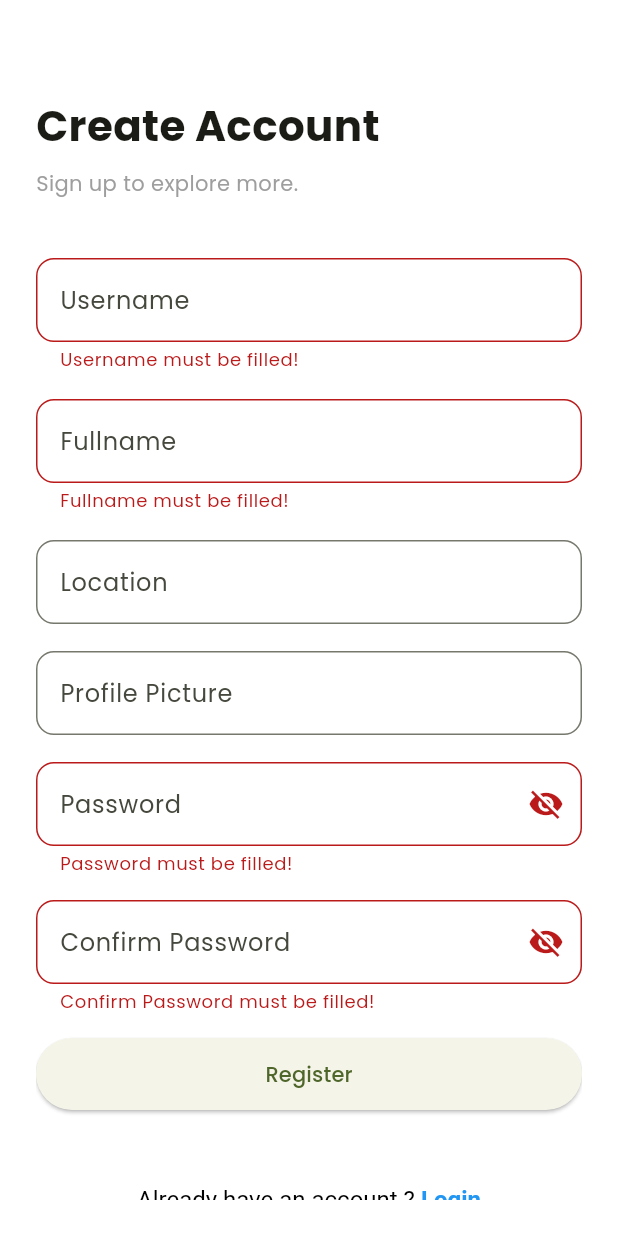
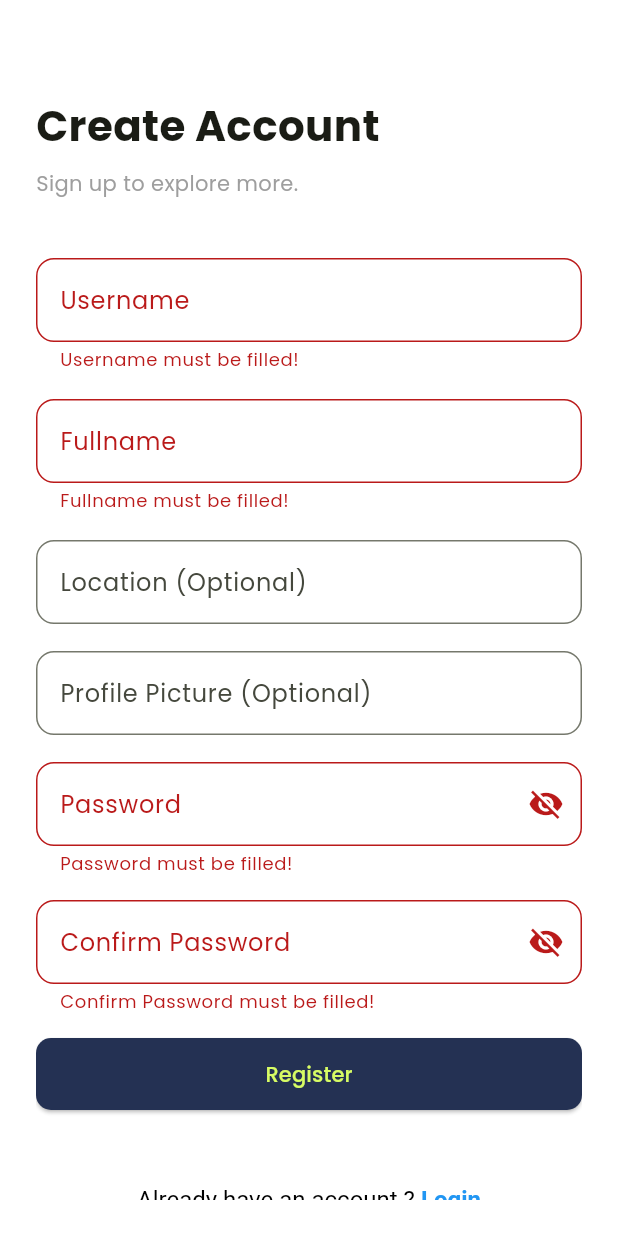
Before and after one commit to pbp-kelompok-A06/netly-mobile, a Flutter app: the RegisterPage screen opened by its route, after a tap on "Register", on a phone screen of 412 x 824 dp. Run offline on Flutter 3.47's test engine with Material 3 defaults, Android fonts, the phone set to English and light mode, and no system bars; our stand-ins replace cached_network_image; missing offline and left inert: pbp_django_auth.

Commit message:
add model and fixing bugs of errors message and updating button color

```diff
--- a/lib/modules/auth/model/auth_model.dart
+++ b/lib/modules/auth/model/auth_model.dart
@@ -0,0 +1,57 @@
+class AuthResponse {
+  final String status;
+  final String message;
+  final UserProfile? data;
+
+  AuthResponse({
+    required this.status,
+    required this.message,
+    this.data,
+  });
+
+  factory AuthResponse.fromJson(Map<String, dynamic> json) {
+    return AuthResponse(
+      status: json['status'],
+      message: json['message'],
+      data: json['data'] != null ? UserProfile.fromJson(json['data']) : null
+    );
+  }
+}
+
+class UserProfile {
+  final String id;
+  final String username;
+  final String fullname;
+  final String role;
+  final String? location;
+  final String? profilePicture;
+
+  UserProfile({
+    required this.id,
+    required this.username,
+    required this.fullname,
+    required this.role,
+    this.location,
+    this.profilePicture,
+  });
+
+  factory UserProfile.fromJson(Map<String, dynamic> json) {
+    return UserProfile(
+      id: json['id'] ?? "",
+      username: json['username'] ?? "",
+      fullname: json['fullname'] ?? "",
+      role: json['role'] ?? "",
+      location: json['location'],
+      profilePicture: json['profile_picture']
+    );
+  }
+
+  Map<String, dynamic> toJson() => {
+    'id': id,
+    'username': username,
+    'fullname': fullname,
+    'role': role,
+    'location': location,
+    'profile_picture': profilePicture
+  };
+}
--- a/lib/modules/auth/screen/register_page.dart
+++ b/lib/modules/auth/screen/register_page.dart
@@ -1,4 +1,6 @@
 import 'package:flutter/material.dart';
+import 'package:netly_mobile/modules/auth/model/auth_model.dart';
+import 'package:netly_mobile/utils/colors.dart';
 import 'package:provider/provider.dart';
 import 'dart:convert';
 import 'package:pbp_django_auth/pbp_django_auth.dart';
@@ -66,6 +68,7 @@ class _RegisterPageState extends State<RegisterPage> {
                       controller: _usernameController,
                       decoration: InputDecoration(
                         hintText: "Username",
+                        labelText: "Username",
                         border: OutlineInputBorder(
                           borderRadius: BorderRadius.circular(12),
                         ),
@@ -85,6 +88,7 @@ class _RegisterPageState extends State<RegisterPage> {
                       controller: _fullNameController,
                       decoration: InputDecoration(
                         hintText: "Fullname",
+                        labelText: "Fullname",
                         border: OutlineInputBorder(
                           borderRadius: BorderRadius.circular(12),
                         ),
@@ -104,6 +108,7 @@ class _RegisterPageState extends State<RegisterPage> {
                       controller: _locationController,
                       decoration: InputDecoration(
                         hintText: "Location",
+                        labelText: "Location (Optional)",
                         border: OutlineInputBorder(
                           borderRadius: BorderRadius.circular(12),
                         ),
@@ -117,6 +122,7 @@ class _RegisterPageState extends State<RegisterPage> {
                       controller: _profilePictureController,
                       decoration: InputDecoration(
                         hintText: "Profile Picture",
+                        labelText: "Profile Picture (Optional)",
                         border: OutlineInputBorder(
                           borderRadius: BorderRadius.circular(12),
                         ),
@@ -127,7 +133,7 @@ class _RegisterPageState extends State<RegisterPage> {
                           if (uriCheck == null ||
                               !uriCheck.hasScheme ||
                               !uriCheck.hasAuthority) {
-                            return "Profile picture harus dalam link url";
+                            return "Profile picture must be a url link!";
                           }
                         }
 
@@ -143,6 +149,7 @@ class _RegisterPageState extends State<RegisterPage> {
                       obscureText: !_passwordShown,
                       decoration: InputDecoration(
                         hintText: "Password",
+                        labelText: "Password",
                         border: OutlineInputBorder(
                           borderRadius: BorderRadius.circular(12),
                         ),
@@ -180,6 +187,7 @@ class _RegisterPageState extends State<RegisterPage> {
                       obscureText: !_confirmPasswordShown,
                       decoration: InputDecoration(
                         hintText: "Confirm Password",
+                        labelText: "Confirm Password",
                         border: OutlineInputBorder(
                           borderRadius: BorderRadius.circular(12),
                         ),
@@ -220,6 +228,7 @@ class _RegisterPageState extends State<RegisterPage> {
                             return;
                           }
 
+                          try {
                             final response = await request.login(
                               "$pathWeb/register-ajax/",
                               jsonEncode({
@@ -229,11 +238,11 @@ class _RegisterPageState extends State<RegisterPage> {
                                 'full_name': _fullNameController.text,
                                 'location': _locationController.text,
                                 'profile_picture': _profilePictureController.text,
-                            }),
-                          );
+                            }));
+
                             if (request.loggedIn) {
-                            request.jsonData['userData'] = response['data'];
-
+                              AuthResponse registerRes = AuthResponse.fromJson(response);
+                              request.jsonData['userData'] = registerRes.data?.toJson();
                               if (context.mounted) {
                                 Navigator.pushReplacement(
                                   context,
@@ -252,18 +261,41 @@ class _RegisterPageState extends State<RegisterPage> {
                                     actions: [
                                       TextButton(
                                         child: const Text('OK'),
-                                      onPressed: () {
-                                        Navigator.pop(context);
-                                      },
+                                        onPressed: () => Navigator.pop(context),
                                       ),
                                     ],
                                   ),
                                 );
                               }
                             }
+
+                          } catch (e) {
+                            if (context.mounted) {
+                              showDialog(
+                                context: context,
+                                builder: (context) => AlertDialog(
+                                  title: const Text('Register Error'),
+                                  content: Text("Request Failed!"),
+                                  actions: [
+                                    TextButton(
+                                      child: const Text('OK'),
+                                      onPressed: () => Navigator.pop(context),
+                                    ),
+                                  ],
+                                ),
+                              );
+                            }
+                          }
+
+
                         },
-
-                        child: Text("Register"),
+                        style: ElevatedButton.styleFrom(
+                          shape: RoundedRectangleBorder(
+                            borderRadius: BorderRadius.circular(10),
+                          ),
+                          backgroundColor: AppColors.gradientStartCommunity
+                        ),
+                        child: Text("Register", style: TextStyle(color: AppColors.gradientEndCommunity),),
                       ),
                     ),
 
```
Also changed, not shown: lib/modules/auth/screen/login_page.dart (+30 -7 lines). Lines whose indentation alone changed are shown as unchanged.
